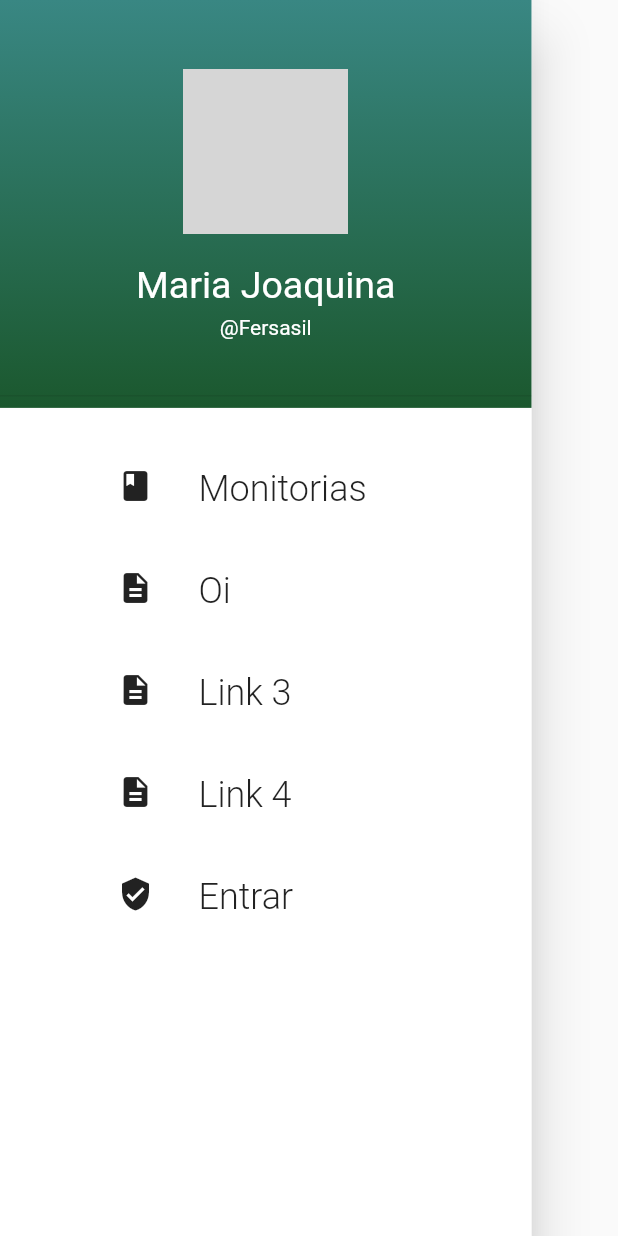
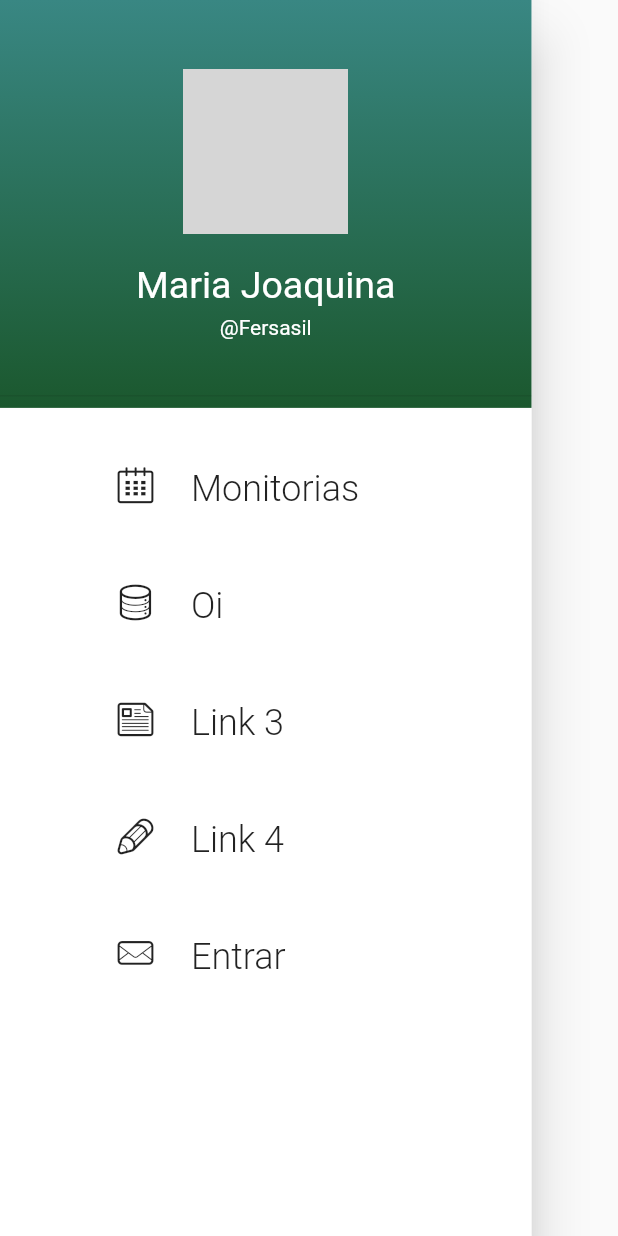
Before and after one commit to FronteiraTec/monitoria-voluntaria, a Flutter app: the MyDrawer widget shown alone on an empty page, opened directly, on a phone screen of 412 x 824 dp. Run offline on Flutter 3.47's test engine with Material 2 defaults, Android fonts, the phone set to English and light mode, and no system bars; network calls fail; grey boxes are pictures that could not be loaded.

Commit message:
Custom icons adicionados

```diff
--- /dev/null
+++ b/lib/general_widgets/custom_icons.dart
@@ -0,0 +1,41 @@
+/// Flutter icons MyFlutterApp
+/// Copyright (C) 2020 by original authors @ fluttericon.com, fontello.com
+/// This font was generated by FlutterIcon.com, which is derived from Fontello.
+///
+/// To use this font, place it in your fonts/ directory and include the
+/// following in your pubspec.yaml
+///
+/// flutter:
+///   fonts:
+///    - family:  MyFlutterApp
+///      fonts:
+///       - asset: fonts/MyFlutterApp.ttf
+///
+///
+/// * Linecons, Copyright (C) 2013 by Designmodo
+///         Author:    Designmodo for Smashing Magazine
+///         License:   CC BY ()
+///         Homepage:  http://designmodo.com/linecons-free/
+///
+import 'package:flutter/widgets.dart';
+
+class CustomIcons {
+  CustomIcons._();
+
+  static const _kFontFam = 'CustomIcons';
+  static const _kFontPkg = null;
+
+  static const IconData lightbulb = const IconData(0xe800, fontFamily: _kFontFam, fontPackage: _kFontPkg);
+  static const IconData mobile = const IconData(0xe801, fontFamily: _kFontFam, fontPackage: _kFontPkg);
+  static const IconData mail = const IconData(0xe802, fontFamily: _kFontFam, fontPackage: _kFontPkg);
+  static const IconData star = const IconData(0xe803, fontFamily: _kFontFam, fontPackage: _kFontPkg);
+  static const IconData note = const IconData(0xe804, fontFamily: _kFontFam, fontPackage: _kFontPkg);
+  static const IconData calendar = const IconData(0xe805, fontFamily: _kFontFam, fontPackage: _kFontPkg);
+  static const IconData pencil = const IconData(0xe806, fontFamily: _kFontFam, fontPackage: _kFontPkg);
+  static const IconData doc = const IconData(0xe807, fontFamily: _kFontFam, fontPackage: _kFontPkg);
+  static const IconData key = const IconData(0xe808, fontFamily: _kFontFam, fontPackage: _kFontPkg);
+  static const IconData database = const IconData(0xe809, fontFamily: _kFontFam, fontPackage: _kFontPkg);
+  static const IconData graduation_cap = const IconData(0xe80a, fontFamily: _kFontFam, fontPackage: _kFontPkg);
+  static const IconData paper_plane = const IconData(0xe80b, fontFamily: _kFontFam, fontPackage: _kFontPkg);
+  static const IconData t_shirt = const IconData(0xe80c, fontFamily: _kFontFam, fontPackage: _kFontPkg);
+}
--- a/lib/general_widgets/drawer/drawer.dart
+++ b/lib/general_widgets/drawer/drawer.dart
@@ -3,6 +3,7 @@ import './drawer_widgets/drawer_head.dart';
 import './drawer_widgets/drawer_link.dart';
 
 import 'package:monitoring/screens/Login/sign_in_screen.dart';
+import '../../general_widgets/custom_icons.dart';
 
 class MyDrawer extends StatelessWidget {
   @override
@@ -26,14 +27,11 @@ class MyDrawer extends StatelessWidget {
                     // mainAxisAlignment: MainAxisAlignment.start,
                     crossAxisAlignment: CrossAxisAlignment.start,
                     children: <Widget>[
-                      DrawerLink(name: "Monitorias", routeName: "/", icon: Icons.book),
-                      DrawerLink(name: "Oi", routeName: "/oi"),
-                      DrawerLink(name: "Link 3", routeName: "/"),
-                      DrawerLink(name: "Link 4", routeName: "/"),
-                      DrawerLink(
-                          name: "Entrar",
-                          routeName: SignInScreen.routeName,
-                          icon: Icons.verified_user),
+                      DrawerLink(name: "Monitorias", routeName: "/", icon: CustomIcons.calendar),
+                      DrawerLink(name: "Oi", routeName: "/oi", icon: CustomIcons.database),
+                      DrawerLink(name: "Link 3", routeName: "/", icon: CustomIcons.note),
+                      DrawerLink(name: "Link 4", routeName: "/", icon: CustomIcons.pencil),
+                      DrawerLink(name: "Entrar", routeName: SignInScreen.routeName, icon: CustomIcons.mail),
                     ],
                   ),
                 )
--- a/lib/general_widgets/drawer/drawer_widgets/drawer_link.dart
+++ b/lib/general_widgets/drawer/drawer_widgets/drawer_link.dart
@@ -14,7 +14,7 @@ class DrawerLink extends StatelessWidget {
   Widget build(BuildContext context) {
 
     return Padding(
-      padding: EdgeInsets.only(top: 40),
+      padding: EdgeInsets.only(top: 40, bottom: 10),
       child: InkWell(
         onTap: (){
            Navigator.pop(context);
@@ -27,7 +27,7 @@ class DrawerLink extends StatelessWidget {
             crossAxisAlignment: CrossAxisAlignment.start,
             children: <Widget>[
               Icon(icon != null ? icon : Icons.description),
-              SizedBox(width: 30),
+              SizedBox(width: 25),
               Text(name, style: TextStyle(fontSize: 24, fontWeight: FontWeight.w300),)
             ],),
         ),
```
Also changed, not shown: pubspec.yaml (+4 -4 lines), assets/icons/CustomIcons.ttf (added).
